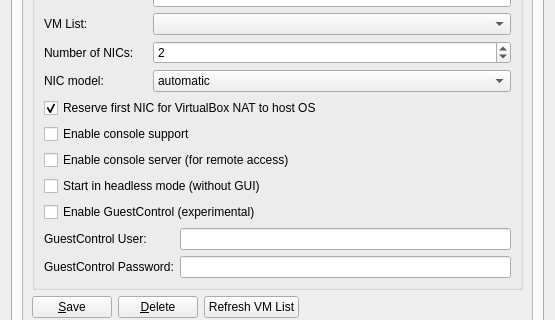
Qt form src/GNS3/Ui/ConfigurationPages/Form_PreferencesVirtualBox.ui (GNS3/gns3-legacy) before a commit; both pictures show x 0 to 555 and y 100 to 420 of the 555 by 595 pixel window.
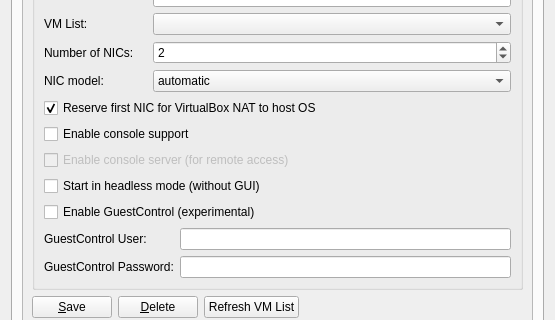
The same form after that commit. The open tabs and pages were chosen to show the change.

```diff
--- a/src/GNS3/Ui/ConfigurationPages/Form_PreferencesVirtualBox.ui
+++ b/src/GNS3/Ui/ConfigurationPages/Form_PreferencesVirtualBox.ui
@@ -461,6 +461,9 @@
               </item>
               <item row="7" column="0" colspan="3">
                <widget class="QCheckBox" name="checkBoxVboxConsoleServer">
+                <property name="enabled">
+                 <bool>false</bool>
+                </property>
                 <property name="text">
                  <string>Enable console server (for remote access)</string>
                 </property>
```
